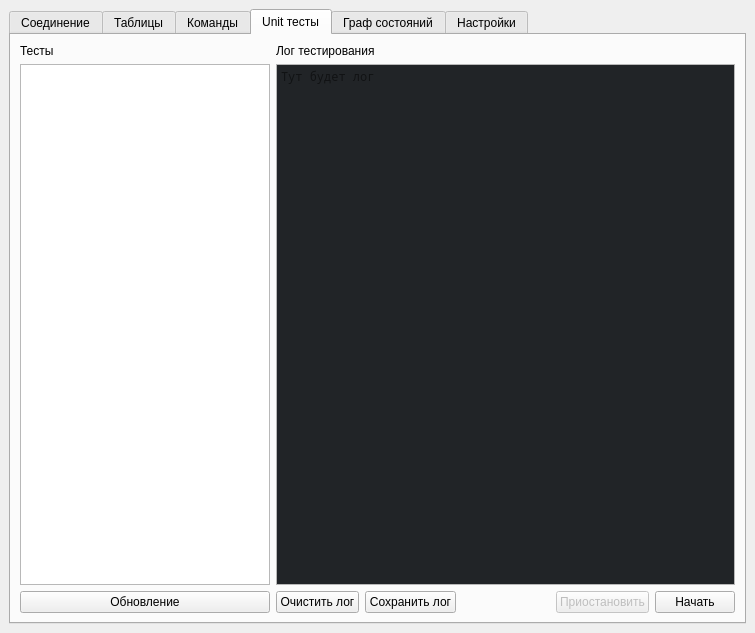
Before: the Qt Designer form ui/mainwindow.ui in Megaxela/FRTester, drawn with Qt 5.
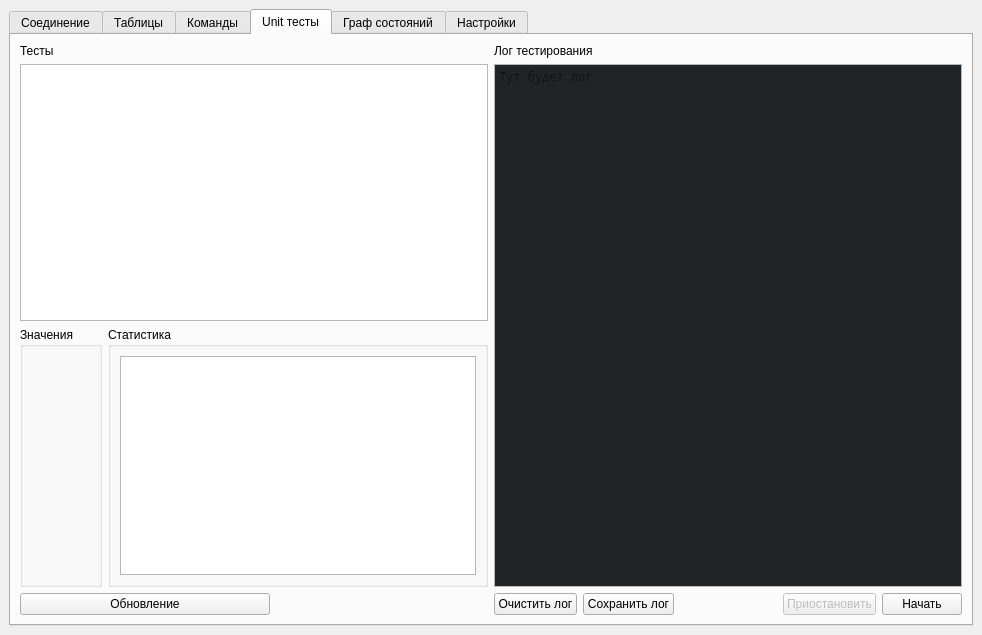
After: the same form once the commit is applied. The open tabs and pages were chosen to show the change. Custom widgets are drawn as their Qt base class.

Commit message: Добавлена статистика в системе юнит тестов. Добавлена система динамических переменных для тестов. Добавлен Callback в тестовый драйвер. Добавлен QLineEdit для чисел. Добавлен ToolTip для тестов и триггеров. Добавлены старые методы открытия и закрытия нефискального документа.

Diff of the .ui file:
```diff
--- a/ui/mainwindow.ui
+++ b/ui/mainwindow.ui
@@ -6,8 +6,8 @@
    <rect>
     <x>0</x>
     <y>0</y>
-    <width>755</width>
-    <height>633</height>
+    <width>982</width>
+    <height>635</height>
    </rect>
   </property>
   <property name="windowTitle">
@@ -1134,7 +1134,7 @@
             </property>
             <property name="maximumSize">
              <size>
-              <width>250</width>
+              <width>16777215</width>
               <height>16777215</height>
              </size>
             </property>
@@ -1169,6 +1169,69 @@
             </column>
            </widget>
           </item>
+          <item>
+           <layout class="QHBoxLayout" name="horizontalLayout_25">
+            <property name="sizeConstraint">
+             <enum>QLayout::SetDefaultConstraint</enum>
+            </property>
+            <item>
+             <widget class="QGroupBox" name="groupBox_9">
+              <property name="title">
+               <string>Значения</string>
+              </property>
+              <layout class="QHBoxLayout" name="horizontalLayout_26">
+               <item>
+                <layout class="QFormLayout" name="unitTestsTestValuesFormLayout"/>
+               </item>
+              </layout>
+             </widget>
+            </item>
+            <item>
+             <widget class="QGroupBox" name="groupBox_8">
+              <property name="minimumSize">
+               <size>
+                <width>0</width>
+                <height>260</height>
+               </size>
+              </property>
+              <property name="title">
+               <string>Статистика</string>
+              </property>
+              <layout class="QHBoxLayout" name="horizontalLayout_24">
+               <item>
+                <widget class="QTableWidget" name="unitTestsStatisticsTableWidget">
+                 <attribute name="horizontalHeaderVisible">
+                  <bool>false</bool>
+                 </attribute>
+                 <attribute name="horizontalHeaderCascadingSectionResizes">
+                  <bool>false</bool>
+                 </attribute>
+                 <attribute name="verticalHeaderCascadingSectionResizes">
+                  <bool>false</bool>
+                 </attribute>
+                 <attribute name="verticalHeaderShowSortIndicator" stdset="0">
+                  <bool>false</bool>
+                 </attribute>
+                 <attribute name="verticalHeaderStretchLastSection">
+                  <bool>false</bool>
+                 </attribute>
+                 <column>
+                  <property name="text">
+                   <string>Команда</string>
+                  </property>
+                 </column>
+                 <column>
+                  <property name="text">
+                   <string>Количество</string>
+                  </property>
+                 </column>
+                </widget>
+               </item>
+              </layout>
+             </widget>
+            </item>
+           </layout>
+          </item>
           <item>
            <widget class="QPushButton" name="unitTestsUpdateTestsPushButton">
             <property name="maximumSize">
```
Left out of the diff: 35 changed lines with no effect on the pictures. The commit also changes 34 other files.
